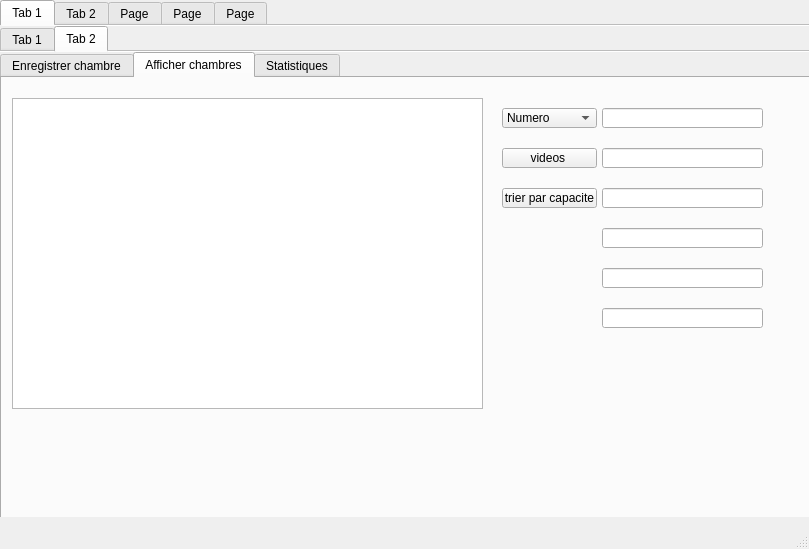
mohamed-amine-aouadi/my-hotel, file mainwindow.ui: the form before one commit.
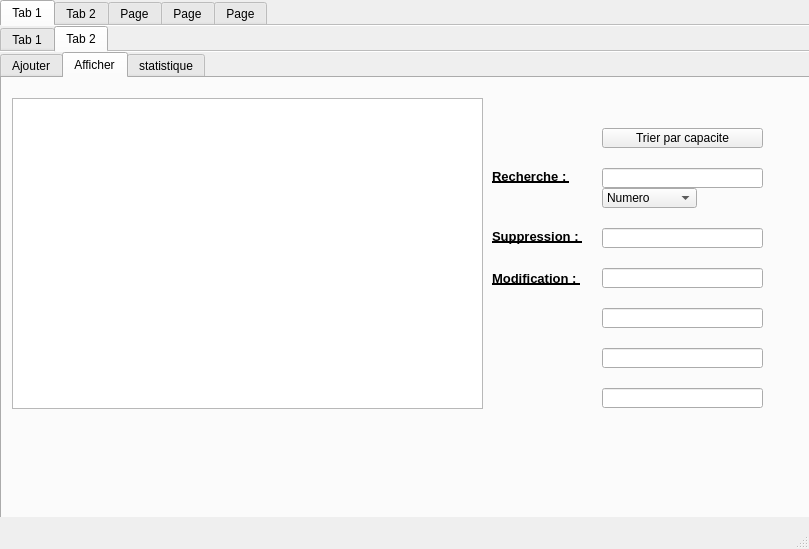
The form after the commit. The open tabs and pages were chosen to show the change. Icons and pictures are not drawn. Custom widgets are drawn as their Qt base class.

Patch:
```diff
--- a/mainwindow.ui
+++ b/mainwindow.ui
@@ -891,7 +891,7 @@
         </property>
         <widget class="QWidget" name="tab_19">
          <attribute name="title">
-          <string>Enregistrer chambre</string>
+          <string>Ajouter</string>
          </attribute>
          <widget class="QLineEdit" name="NbPr">
           <property name="geometry">
@@ -1140,26 +1140,26 @@
         </widget>
         <widget class="QWidget" name="tab_20">
          <attribute name="title">
-          <string>Afficher chambres</string>
+          <string>Afficher</string>
          </attribute>
          <widget class="QPushButton" name="tri">
           <property name="geometry">
            <rect>
-            <x>500</x>
-            <y>110</y>
-            <width>95</width>
+            <x>600</x>
+            <y>50</y>
+            <width>161</width>
             <height>20</height>
            </rect>
           </property>
           <property name="text">
-           <string>trier par capacite</string>
+           <string>Trier par capacite</string>
           </property>
          </widget>
          <widget class="QPushButton" name="delete_2">
           <property name="geometry">
            <rect>
             <x>770</x>
-            <y>70</y>
+            <y>140</y>
             <width>30</width>
             <height>30</height>
            </rect>
@@ -1179,7 +1179,7 @@
           <property name="geometry">
            <rect>
             <x>600</x>
-            <y>30</y>
+            <y>90</y>
             <width>161</width>
             <height>20</height>
            </rect>
@@ -1189,7 +1189,7 @@
           <property name="geometry">
            <rect>
             <x>600</x>
-            <y>110</y>
+            <y>190</y>
             <width>161</width>
             <height>20</height>
            </rect>
@@ -1198,8 +1198,8 @@
          <widget class="QComboBox" name="comboBox_5">
           <property name="geometry">
            <rect>
-            <x>500</x>
-            <y>30</y>
+            <x>600</x>
+            <y>110</y>
             <width>95</width>
             <height>20</height>
            </rect>
@@ -1224,7 +1224,7 @@
           <property name="geometry">
            <rect>
             <x>770</x>
-            <y>230</y>
+            <y>300</y>
             <width>30</width>
             <height>30</height>
            </rect>
@@ -1244,7 +1244,7 @@
           <property name="geometry">
            <rect>
             <x>600</x>
-            <y>230</y>
+            <y>310</y>
             <width>161</width>
             <height>20</height>
            </rect>
@@ -1253,14 +1253,21 @@
          <widget class="QPushButton" name="video">
           <property name="geometry">
            <rect>
-            <x>500</x>
-            <y>70</y>
-            <width>95</width>
-            <height>20</height>
+            <x>510</x>
+            <y>370</y>
+            <width>50</width>
+            <height>50</height>
            </rect>
           </property>
+          <property name="styleSheet">
+           <string notr="true">background-color:tranparent;
+border-image:url(:/images/icones/video.png);
+background:none;
+border:none;
+background-repeat:none;</string>
+          </property>
           <property name="text">
-           <string>videos </string>
+           <string/>
           </property>
          </widget>
          <widget class="QTableView" name="tablefiras">
@@ -1302,8 +1309,8 @@
          <widget class="QPushButton" name="print">
           <property name="geometry">
            <rect>
-            <x>680</x>
-            <y>270</y>
+            <x>670</x>
+            <y>370</y>
             <width>50</width>
             <height>50</height>
            </rect>
@@ -1322,8 +1329,8 @@
          <widget class="QPushButton" name="pushButton_45">
           <property name="geometry">
            <rect>
-            <x>600</x>
-            <y>270</y>
+            <x>590</x>
+            <y>370</y>
             <width>50</width>
             <height>50</height>
            </rect>
@@ -1342,8 +1349,8 @@
          <widget class="QPushButton" name="pdf_2">
           <property name="geometry">
            <rect>
-            <x>750</x>
-            <y>270</y>
+            <x>740</x>
+            <y>370</y>
             <width>50</width>
             <height>50</height>
            </rect>
@@ -1363,7 +1370,7 @@
           <property name="geometry">
            <rect>
             <x>600</x>
-            <y>190</y>
+            <y>270</y>
             <width>161</width>
             <height>20</height>
            </rect>
@@ -1373,7 +1380,7 @@
           <property name="geometry">
            <rect>
             <x>600</x>
-            <y>70</y>
+            <y>150</y>
             <width>161</width>
             <height>20</height>
            </rect>
@@ -1383,7 +1390,7 @@
           <property name="geometry">
            <rect>
             <x>770</x>
-            <y>30</y>
+            <y>90</y>
             <width>30</width>
             <height>30</height>
            </rect>
@@ -1403,7 +1410,7 @@
           <property name="geometry">
            <rect>
             <x>600</x>
-            <y>150</y>
+            <y>230</y>
             <width>161</width>
             <height>20</height>
            </rect>
@@ -1429,6 +1436,69 @@
            <string/>
           </property>
          </widget>
+         <widget class="QLabel" name="label_62">
+          <property name="geometry">
+           <rect>
+            <x>490</x>
+            <y>90</y>
+            <width>91</width>
+            <height>16</height>
+           </rect>
+          </property>
+          <property name="font">
+           <font>
+            <pointsize>10</pointsize>
+            <weight>75</weight>
+            <bold>true</bold>
+            <underline>true</underline>
+           </font>
+          </property>
+          <property name="text">
+           <string>Recherche : </string>
+          </property>
+         </widget>
+         <widget class="QLabel" name="label_63">
+          <property name="geometry">
+           <rect>
+            <x>490</x>
+            <y>150</y>
+            <width>91</width>
+            <height>16</height>
+           </rect>
+          </property>
+          <property name="font">
+           <font>
+            <pointsize>10</pointsize>
+            <weight>75</weight>
+            <bold>true</bold>
+            <underline>true</underline>
+           </font>
+          </property>
+          <property name="text">
+           <string>Suppression : </string>
+          </property>
+         </widget>
+         <widget class="QLabel" name="label_64">
+          <property name="geometry">
+           <rect>
+            <x>490</x>
+            <y>190</y>
+            <width>91</width>
+            <height>20</height>
+           </rect>
+          </property>
+          <property name="font">
+           <font>
+            <pointsize>10</pointsize>
+            <weight>75</weight>
+            <bold>true</bold>
+            <underline>true</underline>
+           </font>
+          </property>
+          <property name="text">
+           <string>Modification : </string>
+          </property>
+         </widget>
          <zorder>label_43</zorder>
          <zorder>tri</zorder>
          <zorder>delete_2</zorder>
@@ -1450,7 +1520,7 @@
         </widget>
         <widget class="QWidget" name="tab_30">
          <attribute name="title">
-          <string>Statistiques</string>
+          <string>statistique</string>
          </attribute>
          <widget class="QCustomPlot" name="customPlot_2" native="true">
           <property name="geometry">
```
Left out of the diff: 385 changed lines with no effect on the pictures.
